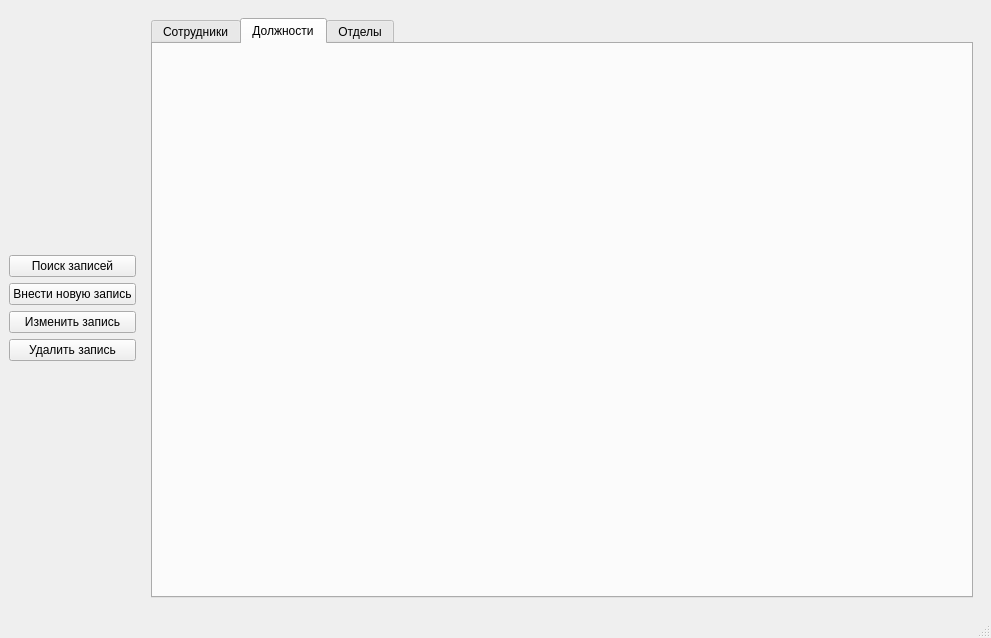
First picture: the form in mainwindow.ui, repository adamsHillzz/qt6-mysql-crud-app, before the edit.
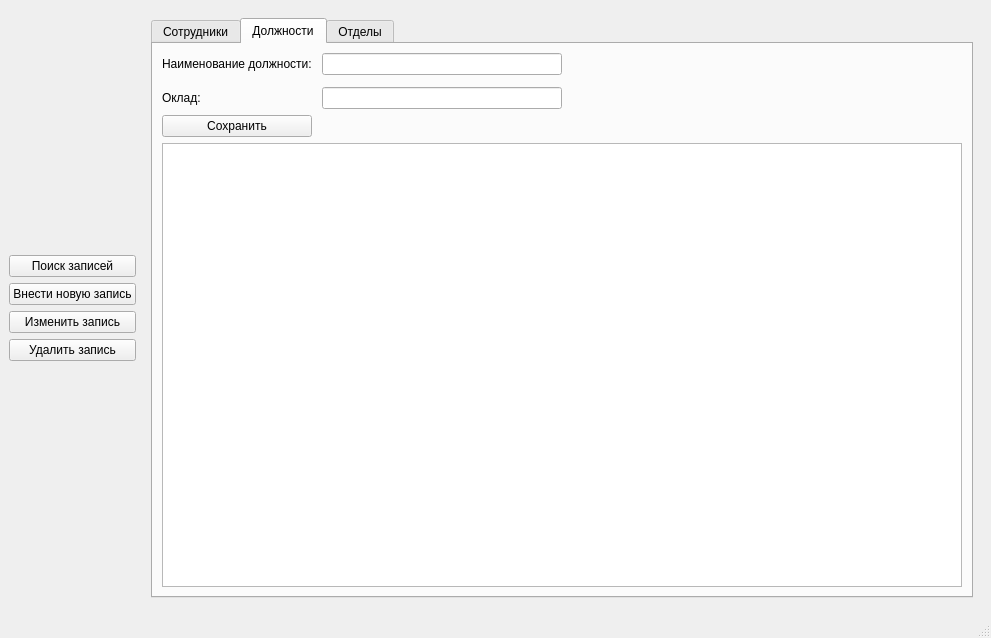
Second picture: the form after the edit. The open tabs and pages were chosen to show the change.

The edit to the form file:
```diff
--- a/mainwindow.ui
+++ b/mainwindow.ui
@@ -321,6 +321,69 @@
            <attribute name="title">
             <string>Должности</string>
            </attribute>
+           <layout class="QVBoxLayout" name="verticalLayout_6">
+            <item>
+             <layout class="QGridLayout" name="gridLayout_4" rowstretch="0,0" columnstretch="0,0">
+              <property name="rightMargin">
+               <number>400</number>
+              </property>
+              <property name="horizontalSpacing">
+               <number>10</number>
+              </property>
+              <property name="verticalSpacing">
+               <number>12</number>
+              </property>
+              <item row="1" column="0">
+               <widget class="QLabel" name="label_18">
+                <property name="text">
+                 <string>Оклад:</string>
+                </property>
+               </widget>
+              </item>
+              <item row="1" column="1">
+               <widget class="QLineEdit" name="salaryEdit"/>
+              </item>
+              <item row="0" column="1">
+               <widget class="QLineEdit" name="posEdit"/>
+              </item>
+              <item row="0" column="0">
+               <widget class="QLabel" name="label_10">
+                <property name="text">
+                 <string>Наименование должности:</string>
+                </property>
+               </widget>
+              </item>
+             </layout>
+            </item>
+            <item>
+             <widget class="QPushButton" name="save_in_pos_table">
+              <property name="sizePolicy">
+               <sizepolicy hsizetype="Ignored" vsizetype="Minimum">
+                <horstretch>0</horstretch>
+                <verstretch>0</verstretch>
+               </sizepolicy>
+              </property>
+              <property name="maximumSize">
+               <size>
+                <width>150</width>
+                <height>16777215</height>
+               </size>
+              </property>
+              <property name="baseSize">
+               <size>
+                <width>0</width>
+                <height>0</height>
+               </size>
+              </property>
+              <property name="text">
+               <string>Сохранить</string>
+              </property>
+             </widget>
+            </item>
+            <item>
+             <widget class="QTableView" name="pos_table"/>
+            </item>
+           </layout>
           </widget>
           <widget class="QWidget" name="debTab">
            <attribute name="title">
```
Left out of the diff: 4 changed lines with no effect on the pictures.
